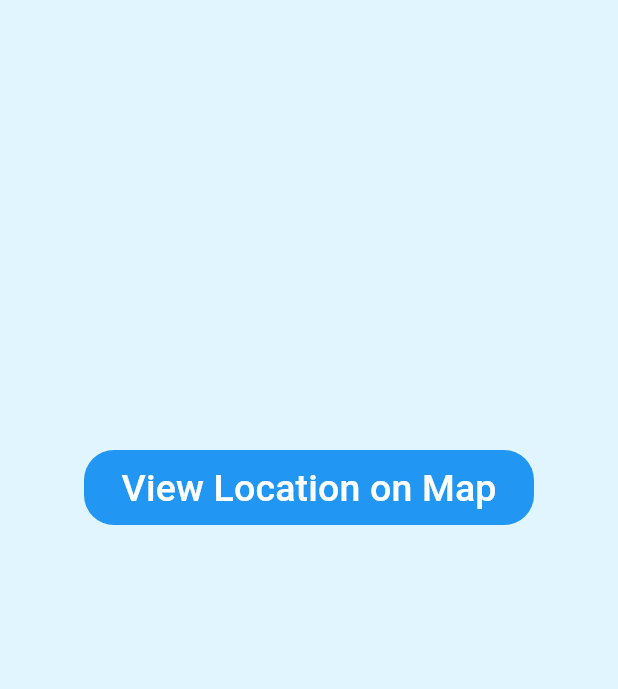
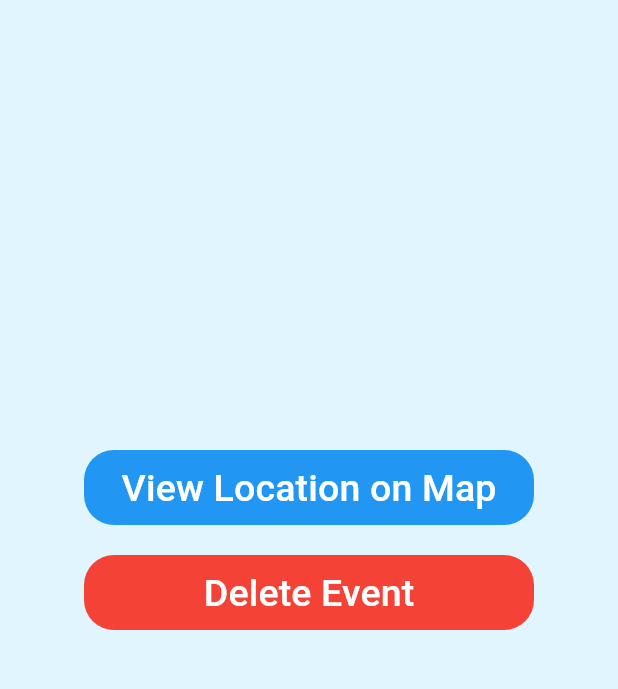
Before and after one commit to razviz/EDCC-Collab, a Flutter app: the EventDetailsScreen screen opened directly with empty values, on a phone screen of 412 x 824 dp, the part 84-773 px from its top. Run offline on Flutter 3.47's test engine with Material 3 defaults, Android fonts, the phone set to English and light mode, and no system bars; our stand-ins replace cloud_firestore, firebase_auth, firebase_core, google_maps_flutter; accounts and stored records are empty.

Commit message:
added delete event button

```diff
--- a/lib/EventDetailsScreen.dart
+++ b/lib/EventDetailsScreen.dart
@@ -4,8 +4,30 @@ import 'OpenMap.dart'; // Import the OpenMap class
 
 class EventDetailsScreen extends StatelessWidget {
   final Map<String, dynamic> event;
+  final String eventId; // Add eventId to delete the event
 
-  EventDetailsScreen({required this.event});
+  EventDetailsScreen({required this.event, required this.eventId});
+
+  // Function to delete the event from Firestore
+  Future<void> _deleteEvent(BuildContext context) async {
+    try {
+      // Delete the event from Firestore using the eventId
+      await FirebaseFirestore.instance.collection('Events').doc(eventId).delete();
+
+      // Show confirmation message
+      ScaffoldMessenger.of(context).showSnackBar(
+        SnackBar(content: Text('Event deleted successfully')),
+      );
+
+      // Navigate back after deletion
+      Navigator.pop(context);
+    } catch (e) {
+      // Show error message if something goes wrong
+      ScaffoldMessenger.of(context).showSnackBar(
+        SnackBar(content: Text('Failed to delete event: $e')),
+      );
+    }
+  }
 
   @override
   Widget build(BuildContext context) {
@@ -81,37 +103,27 @@ class EventDetailsScreen extends StatelessWidget {
               ),
             ),
             SizedBox(height: 20), // Spacer for better layout
+            // Button to delete event
+            Container(
+              height: 50,
+              width: 300,
+              decoration: BoxDecoration(
+                color: Colors.red,
+                borderRadius: BorderRadius.circular(20),
+              ),
+              child: TextButton(
+                onPressed: () {
+                  _deleteEvent(context); // Call the delete function
+                },
+                child: const Text(
+                  'Delete Event',
+                  style: TextStyle(color: Colors.white, fontSize: 25),
+                ),
+              ),
+            ),
           ],
         ),
       ),
     );
   }
 }
-
-// Function to fetch event data from Firestore and navigate to EventDetailsScreen
-Future<void> fetchEventData(String eventId, BuildContext context) async {
-  try {
-    // Fetch the event data from Firestore
-    DocumentSnapshot eventSnapshot = await FirebaseFirestore.instance
-        .collection('events') // Ensure this matches the Firestore collection name
-        .doc(eventId)
-        .get();
-
-    if (eventSnapshot.exists) {
-      // Retrieve the entire document data
-      Map<String, dynamic> eventData = eventSnapshot.data() as Map<String, dynamic>;
-
-      // Now, navigate to the EventDetailsScreen
-      Navigator.push(
-        context,
-        MaterialPageRoute(
-          builder: (context) => EventDetailsScreen(event: eventData),
-        ),
-      );
-    } else {
-      print('Event not found');
-    }
-  } catch (e) {
-    print('Error fetching event data: $e');
-  }
-}
--- a/lib/homepage.dart
+++ b/lib/homepage.dart
@@ -1,7 +1,7 @@
 import 'package:cloud_firestore/cloud_firestore.dart';
 import 'package:flutter/material.dart';
 import 'CreateEvents.dart';
-import 'EventDetailsScreen.dart'; // Import the EventInfoScreen
+import 'EventDetailsScreen.dart';
 
 class HomePage extends StatefulWidget {
   const HomePage({super.key});
@@ -11,7 +11,7 @@ class HomePage extends StatefulWidget {
 }
 
 class _HomePageState extends State<HomePage> {
-  List<DocumentSnapshot> _events = []; // Use DocumentSnapshot to store the event
+  List<DocumentSnapshot> _events = []; // Use DocumentSnapshot to store the events
 
   @override
   void initState() {
@@ -22,8 +22,7 @@ class _HomePageState extends State<HomePage> {
   // Fetch events from Firestore and update the list
   Future<void> _fetchEventsFromFirestore() async {
     try {
-      QuerySnapshot snapshot =
-      await FirebaseFirestore.instance.collection('Events').get();
+      QuerySnapshot snapshot = await FirebaseFirestore.instance.collection('Events').get();
       setState(() {
         _events = snapshot.docs; // Store the list of DocumentSnapshots
       });
@@ -82,20 +81,21 @@ class _HomePageState extends State<HomePage> {
               itemBuilder: (context, index) {
                 final event = _events[index];
                 final data = event.data() as Map<String, dynamic>;
+                final eventId = event.id; // Get the event ID
+
                 return ListTile(
                   shape: RoundedRectangleBorder(
                     side: BorderSide(color: Colors.black, width: 2),
                   ),
                   title: Text(data['Name'] ?? 'Unknown Event'),
-                  subtitle: Text(data['Time']?.toDate().toString() ??
-                      'No Date Available'),
+                  subtitle: Text(data['Time']?.toDate().toString() ?? 'No Date Available'),
                   trailing: const Text("View Details"),
                   onTap: () {
-                    // Navigate to EventDetailsScreen with the selected event's data
+                    // Navigate to EventDetailsScreen with the selected event's data and ID
                     Navigator.push(
                       context,
                       MaterialPageRoute(
-                        builder: (_) => EventDetailsScreen(event: data),
+                        builder: (_) => EventDetailsScreen(event: data, eventId: eventId),
                       ),
                     );
                   },
```
